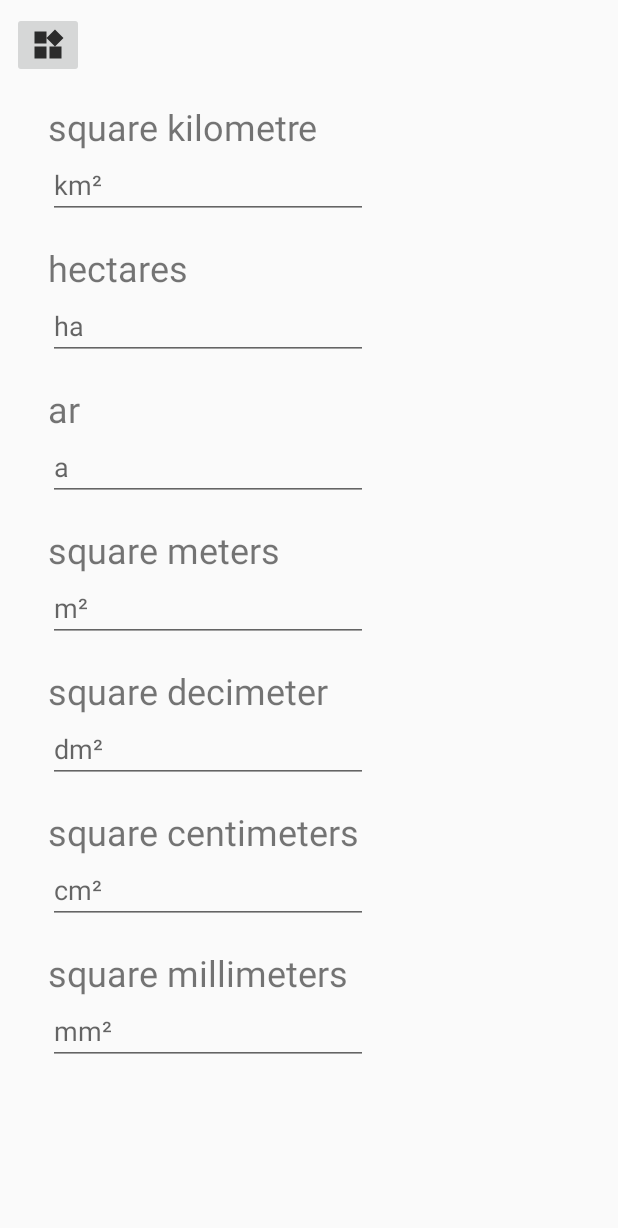
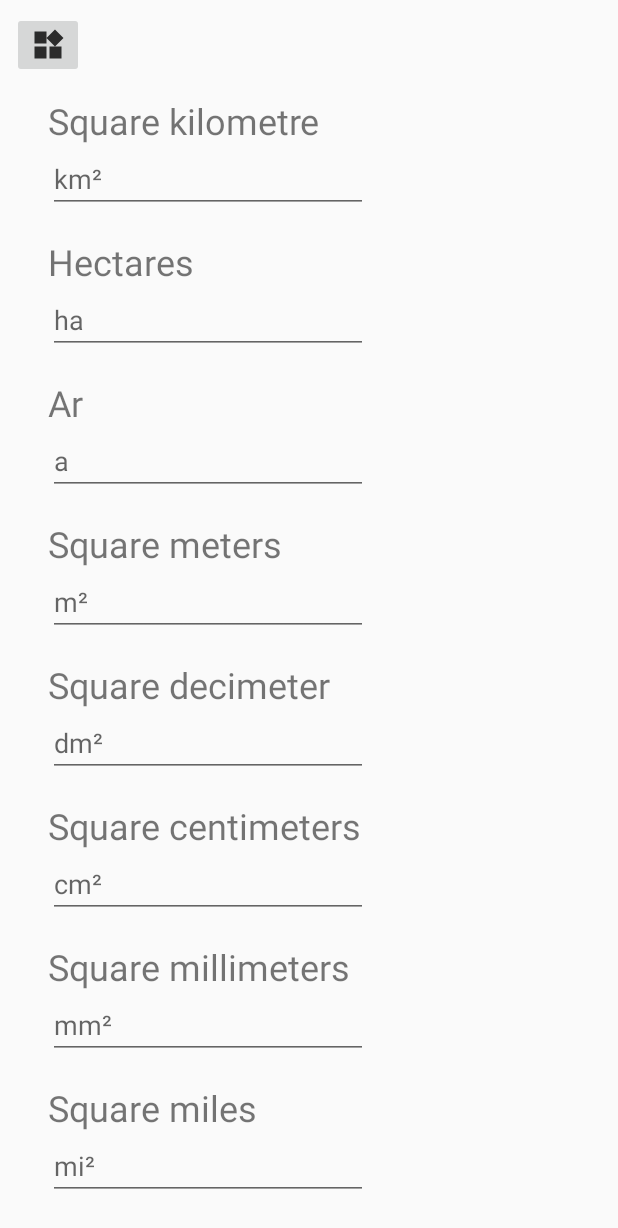
Before and after one commit to The-Converter/The-Converter, an Android app: the AreaFragment screen opened through its navigation route, on a phone screen of 412 x 824 dp. Shown: the top 1228 px of the screen. Run offline under Robolectric (Android 15) with nearby library versions, the phone set to English and light mode, and no system bars.

Commit message:
Added converting from miles (in a scrollview to support smaller devices)

```diff
--- a/app/src/main/java/com/example/theconverter/AreaFragment.kt
+++ b/app/src/main/java/com/example/theconverter/AreaFragment.kt
@@ -39,65 +39,74 @@ class AreaFragment : Fragment() {
         }
 
         view.findViewById<EditText>(R.id.editText_km_area).doAfterTextChanged { content ->
-            if (!changedByApp)
-                if (content.isNullOrEmpty()) {
+            if (!changedByApp) {
+                if (content.isNullOrEmpty())
                     clearEditText(view)
-                } else {
+                else
                     inputKm(view, content.toString().toDouble())
             }
         }
 
         view.findViewById<EditText>(R.id.editText_hectares_area).doAfterTextChanged { content ->
-            if (!changedByApp)
-                if (content.isNullOrEmpty()) {
+            if (!changedByApp) {
+                if (content.isNullOrEmpty())
                     clearEditText(view)
-                } else {
+                else
                     inputHectares(view, content.toString().toDouble())
             }
         }
 
         view.findViewById<EditText>(R.id.editText_ar_area).doAfterTextChanged { content ->
-            if (!changedByApp)
-                if (content.isNullOrEmpty()) {
+            if (!changedByApp) {
+                if (content.isNullOrEmpty())
                     clearEditText(view)
-                } else {
+                else
                     inputAr(view, content.toString().toDouble())
             }
         }
 
         view.findViewById<EditText>(R.id.editText_m_area).doAfterTextChanged { content ->
-            if (!changedByApp)
-                if (content.isNullOrEmpty()) {
+            if (!changedByApp) {
+                if (content.isNullOrEmpty())
                     clearEditText(view)
-                } else {
+                else
                     inputM(view, content.toString().toDouble())
             }
         }
 
         view.findViewById<EditText>(R.id.editText_dm_area).doAfterTextChanged { content ->
-            if (!changedByApp)
-                if (content.isNullOrEmpty()) {
+            if (!changedByApp) {
+                if (content.isNullOrEmpty())
                     clearEditText(view)
-                } else {
+                else
                     inputDm(view, content.toString().toDouble())
             }
         }
 
         view.findViewById<EditText>(R.id.editText_cm_area).doAfterTextChanged { content ->
-            if (!changedByApp)
-                if (content.isNullOrEmpty()) {
+            if (!changedByApp) {
+                if (content.isNullOrEmpty())
                     clearEditText(view)
-                } else {
+                else
                     inputCm(view, content.toString().toDouble())
             }
         }
 
         view.findViewById<EditText>(R.id.editText_mm_area).doAfterTextChanged { content ->
-            if (!changedByApp)
-                if (content.isNullOrEmpty()) {
+            if (!changedByApp) {
+                if (content.isNullOrEmpty())
                     clearEditText(view)
-                } else {
+                else
                     inputMm(view, content.toString().toDouble())
+            }
+        }
+
+        view.findViewById<EditText>(R.id.editText_mile_area).doAfterTextChanged { content ->
+            if (!changedByApp) {
+                if (content.isNullOrEmpty())
+                    clearEditText(view)
+                else
+                    inputMi(view, content.toString().toDouble())
             }
         }
     }
@@ -275,4 +284,24 @@ class AreaFragment : Fragment() {
         changedByApp = false
 
     }
+
+    private fun inputMi(view: View, mi: Double) {
+        changedByApp = true
+
+        view.findViewById<EditText>(R.id.editText_km_area).setText((mi / getString(R.string.sq_km_mi).toDouble()).toString())
+
+        view.findViewById<EditText>(R.id.editText_hectares_area).setText((mi / getString(R.string.sq_ha_mi).toDouble()).toString())
+
+        view.findViewById<EditText>(R.id.editText_ar_area).setText((mi / getString(R.string.sq_ar_mi).toDouble()).toString())
+
+        view.findViewById<EditText>(R.id.editText_m_area).setText((mi / getString(R.string.sq_m_mi).toDouble()).toString())
+
+        view.findViewById<EditText>(R.id.editText_dm_area).setText((mi / getString(R.string.sq_dm_mi).toDouble()).toString())
+
+        view.findViewById<EditText>(R.id.editText_cm_area).setText((mi / getString(R.string.sq_cm_mi).toDouble()).toString())
+
+        view.findViewById<EditText>(R.id.editText_mm_area).setText((mi / getString(R.string.sq_mm_mi).toDouble()).toString())
+
+        changedByApp = false
     }
+}
--- a/app/src/main/res/layout/fragment_area.xml
+++ b/app/src/main/res/layout/fragment_area.xml
@@ -7,6 +7,29 @@
     android:layout_height="match_parent"
     tools:context=".AreaFragment">
 
+    <ImageButton
+        android:id="@+id/imageButton_choose"
+        android:layout_width="wrap_content"
+        android:layout_height="wrap_content"
+        android:layout_marginStart="8dp"
+        android:layout_marginLeft="8dp"
+        android:layout_marginTop="8dp"
+        android:src="@drawable/ic_button_choose"
+        android:contentDescription="@string/ic_button_choose_description"
+        app:layout_constraintStart_toStartOf="parent"
+        app:layout_constraintTop_toTopOf="parent" />
+
+    <ScrollView
+        android:layout_width="match_parent"
+        android:layout_height="match_parent"
+        android:layout_marginTop="48dp"
+        app:layout_constraintStart_toStartOf="parent"
+        app:layout_constraintTop_toBottomOf="@+id/imageButton_choose">
+
+        <LinearLayout
+            android:layout_width="match_parent"
+            android:layout_height="wrap_content"
+            android:orientation="vertical">
 
             <TextView
                 android:id="@+id/textView_km_area"
@@ -183,17 +206,32 @@
                 app:layout_constraintStart_toStartOf="parent"
                 app:layout_constraintTop_toBottomOf="@+id/textView_mm_area" />
 
-    <ImageButton
-        android:id="@+id/imageButton_choose"
+            <TextView
+                android:id="@+id/textView_mile_area"
                 android:layout_width="wrap_content"
                 android:layout_height="wrap_content"
-        android:layout_marginStart="8dp"
-        android:layout_marginLeft="8dp"
-        android:layout_marginTop="8dp"
-        android:src="@drawable/ic_button_choose"
-        android:contentDescription="@string/ic_button_choose_description"
+                android:layout_marginStart="32dp"
+                android:layout_marginLeft="32dp"
+                android:layout_marginTop="16dp"
+                android:text="@string/miles_area_textView_text"
+                android:textSize="24sp"
                 app:layout_constraintStart_toStartOf="parent"
-        app:layout_constraintTop_toTopOf="parent" />
+                app:layout_constraintTop_toBottomOf="@+id/editText_cm_area" />
+
+            <EditText
+                android:id="@+id/editText_mile_area"
+                android:layout_width="wrap_content"
+                android:layout_height="wrap_content"
+                android:layout_marginStart="32dp"
+                android:layout_marginLeft="32dp"
+                android:autofillHints="none"
+                android:ems="10"
+                android:hint="@string/miles_area_editText"
+                android:inputType="numberSigned|numberDecimal"
+                app:layout_constraintStart_toStartOf="parent"
+                app:layout_constraintTop_toBottomOf="@+id/textView_mm_area" />
+        </LinearLayout>
+    </ScrollView>
 
 
 </androidx.constraintlayout.widget.ConstraintLayout>
--- a/app/src/main/res/values/factors.xml
+++ b/app/src/main/res/values/factors.xml
@@ -32,5 +32,11 @@
     <integer name="five_steps">5</integer>
     <integer name="six_steps">6</integer>
 
-
+    <string name="sq_km_mi">0.3861021585424</string>
+    <string name="sq_ha_mi">0.003861021585424</string>
+    <string name="sq_ar_mi">0.00003861021585424</string>
+    <string name="sq_m_mi">3.861021585424e-7</string>
+    <string name="sq_dm_mi">3.861021585424e-9</string>
+    <string name="sq_cm_mi">3.861021585424e-11</string>
+    <string name="sq_mm_mi">3.861021585424e-13</string>
 </resources>
--- a/app/src/main/res/values/strings.xml
+++ b/app/src/main/res/values/strings.xml
@@ -18,13 +18,14 @@
     <string name="fahrenheit_textView_text">Fahrenheit</string>
     <string name="kelvin_textView_text">Kelvin</string>
 
-    <string name="km_area_textView_text">square kilometre</string>
-    <string name="hectares_area_textView_text">hectares</string>
-    <string name="ar_area_textView_text">ar</string>
-    <string name="m_area_textView_text">square meters</string>
-    <string name="dm_area_textView_text">square decimeter</string>
-    <string name="cm_area_textView_text">square centimeters</string>
-    <string name="mm_area_textView_text">square millimeters</string>
+    <string name="km_area_textView_text">Square kilometre</string>
+    <string name="hectares_area_textView_text">Hectares</string>
+    <string name="ar_area_textView_text">Ar</string>
+    <string name="m_area_textView_text">Square meters</string>
+    <string name="dm_area_textView_text">Square decimeter</string>
+    <string name="cm_area_textView_text">Square centimeters</string>
+    <string name="mm_area_textView_text">Square millimeters</string>
+    <string name="miles_area_textView_text">Square miles</string>
 
     <!-- Strings used for EditText -->
     <string name="km_area_editText">km²</string>
@@ -34,6 +35,7 @@
     <string name="dm_area_editText">dm²</string>
     <string name="cm_area_editText">cm²</string>
     <string name="mm_area_editText">mm²</string>
+    <string name="miles_area_editText">mi²</string>
 
     <!--  Strings used for Buttons -->
     <string name="temperature_button_text">Temperature</string>
@@ -45,5 +47,4 @@
     <!-- Strings used for content description -->
     <string name="ic_button_choose_description">Choose</string>
 
-
 </resources>
```
Lines whose indentation alone changed are shown as unchanged.
